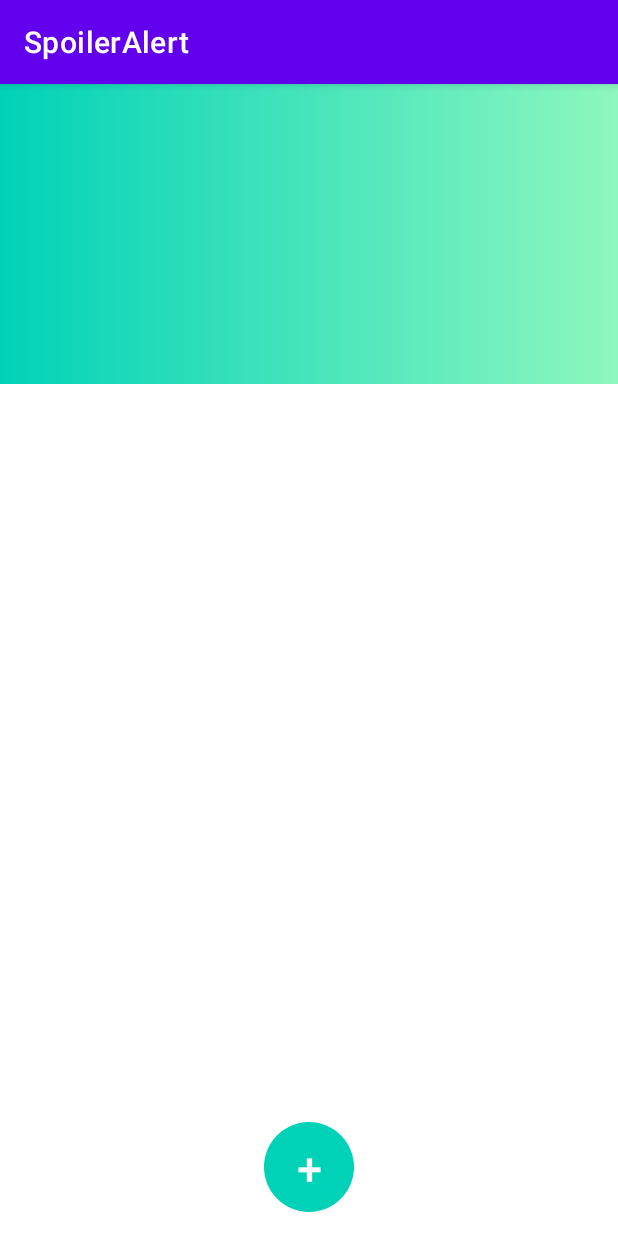
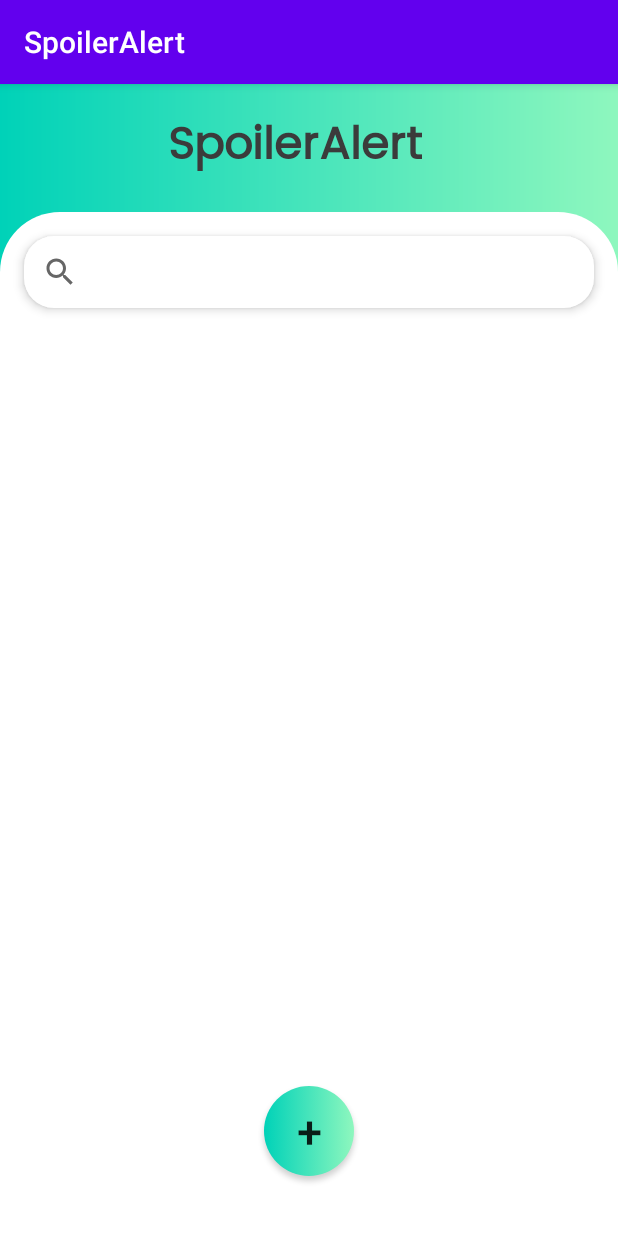
Before and after one commit to PtrckSimps/SpoilerAlert, an Android app: the screen it shows after launch (MainActivity), on a phone screen of 412 x 824 dp. Run offline under Robolectric (Android 15) with nearby library versions, the phone set to English and light mode, and no system bars.

Commit message:
Layout for homapage/MainActivity

```diff
--- /dev/null
+++ b/app/src/main/res/drawable/backgroun_card.xml
@@ -0,0 +1,11 @@
+<?xml version="1.0" encoding="utf-8"?>
+<layer-list xmlns:android="http://schemas.android.com/apk/res/android">
+<item>
+    <shape android:shape="rectangle">
+        <solid android:color="@color/white"/>
+        <corners
+            android:topRightRadius="40dp"
+            android:topLeftRadius="40dp"/>
+    </shape>
+</item>
+</layer-list>
--- /dev/null
+++ b/app/src/main/res/drawable/search_bg.xml
@@ -0,0 +1,7 @@
+<?xml version="1.0" encoding="utf-8"?>
+<shape xmlns:android="http://schemas.android.com/apk/res/android">
+    <corners android:radius="20dp"/>
+
+    <solid android:color="@color/white"/>
+
+</shape>
--- a/app/src/main/res/layout/activity_main.xml
+++ b/app/src/main/res/layout/activity_main.xml
@@ -4,28 +4,69 @@
     xmlns:tools="http://schemas.android.com/tools"
     android:layout_width="match_parent"
     android:layout_height="match_parent"
+    android:background="@drawable/layoutgradient"
     tools:context=".MainActivity">
+
+
+    <TextView
+        android:id="@+id/textView"
+        android:layout_width="wrap_content"
+        android:layout_height="wrap_content"
+        android:layout_marginStart="112dp"
+        android:layout_marginTop="16dp"
+        android:fontFamily="@font/poppins"
+        android:text="SpoilerAlert"
+        android:textColor="@color/text"
+        android:textSize="30sp"
+        android:textStyle="bold"
+        app:layout_constraintStart_toStartOf="parent"
+        app:layout_constraintTop_toTopOf="parent" />
+
+    <androidx.constraintlayout.widget.ConstraintLayout
+        android:layout_width="match_parent"
+        android:layout_height="match_parent"
+        android:layout_marginTop="85dp"
+        android:background="@drawable/backgroun_card"
+        app:layout_constraintTop_toTopOf="parent">
+
+        <SearchView
+            android:id="@+id/searchView"
+            android:layout_width="0dp"
+            android:layout_height="wrap_content"
+            android:layout_marginStart="16dp"
+            android:layout_marginTop="16dp"
+            android:layout_marginEnd="16dp"
+            android:background="@drawable/search_bg"
+            android:elevation="4dp"
+            app:layout_constraintEnd_toEndOf="parent"
+            app:layout_constraintHorizontal_bias="0.0"
+            app:layout_constraintStart_toStartOf="parent"
+            app:layout_constraintTop_toTopOf="parent" />
+
+        <androidx.recyclerview.widget.RecyclerView
+            android:id="@+id/recyclerView"
+            android:layout_width="match_parent"
+            android:layout_height="0dp"
+            android:layout_marginStart="16dp"
+            android:layout_marginTop="8dp"
+            android:layout_marginEnd="16dp"
+            android:layout_marginBottom="16dp"
+            app:layout_constraintBottom_toBottomOf="parent"
+            app:layout_constraintEnd_toEndOf="parent"
+            app:layout_constraintStart_toStartOf="parent"
+            app:layout_constraintTop_toBottomOf="@+id/searchView" />
 
         <Button
             android:id="@+id/button2"
             android:layout_width="60dp"
             android:layout_height="60dp"
-        android:layout_marginStart="175dp"
-        android:layout_marginEnd="176dp"
-        android:layout_marginBottom="16dp"
+            android:layout_marginBottom="40dp"
             android:background="@drawable/round_button"
             android:text="+"
             android:textSize="30sp"
-        app:backgroundTint="@color/start"
             app:layout_constraintBottom_toBottomOf="parent"
             app:layout_constraintEnd_toEndOf="parent"
             app:layout_constraintStart_toStartOf="parent" />
+    </androidx.constraintlayout.widget.ConstraintLayout>
 
-    <LinearLayout
-        android:layout_width="match_parent"
-        android:layout_height="200dp"
-        android:background="@drawable/layoutgradient"
-        android:orientation="vertical"
-        tools:layout_editor_absoluteX="47dp"
-        tools:layout_editor_absoluteY="277dp"></LinearLayout>
 </androidx.constraintlayout.widget.ConstraintLayout>
--- a/app/src/main/res/values/themes.xml
+++ b/app/src/main/res/values/themes.xml
@@ -1,11 +1,11 @@
 <resources xmlns:tools="http://schemas.android.com/tools">
     <!-- Base application theme. -->
-    <style name="Theme.SpoilerAlert" parent="Theme.MaterialComponents.DayNight.DarkActionBar">
+    <style name="Theme.SpoilerAlert" parent="Theme.AppCompat.DayNight.DarkActionBar">
         <!-- Primary brand color. -->
         <item name="colorPrimary">@color/purple_500</item>
         <item name="colorPrimaryVariant">@color/purple_700</item>
-        <item name="colorOnPrimary">@color/white</item>
-        <!-- Secondary brand color. -->
+       <item name="colorOnPrimary">@color/white</item>
+       <!-- Secondary brand color. -->
         <item name="colorSecondary">@color/teal_200</item>
         <item name="colorSecondaryVariant">@color/teal_700</item>
         <item name="colorOnSecondary">@color/black</item>
```
Also changed, not shown: app/src/main/res/drawable/item_row_bg.xml (added, +11 -0 lines), app/src/main/res/layout/item_row.xml (added, +57 -0 lines), app/src/main/res/values/colors.xml (+7 -0 lines), app/src/main/res/font/poppins.ttf (added). Lines whose indentation alone changed are shown as unchanged.
